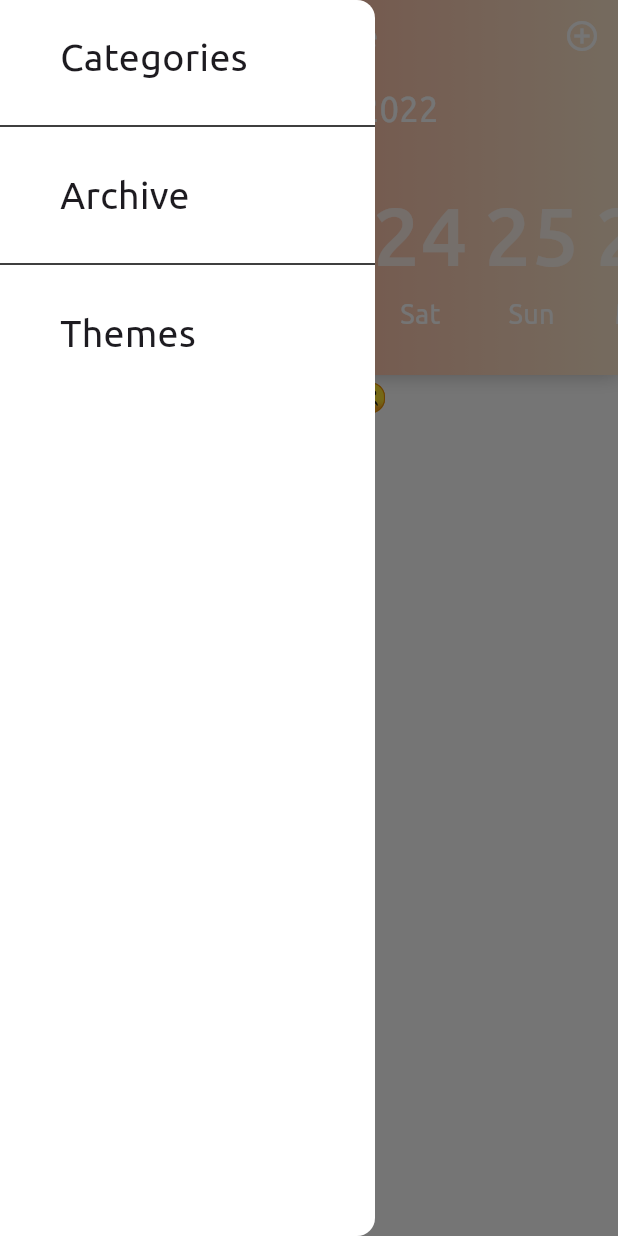
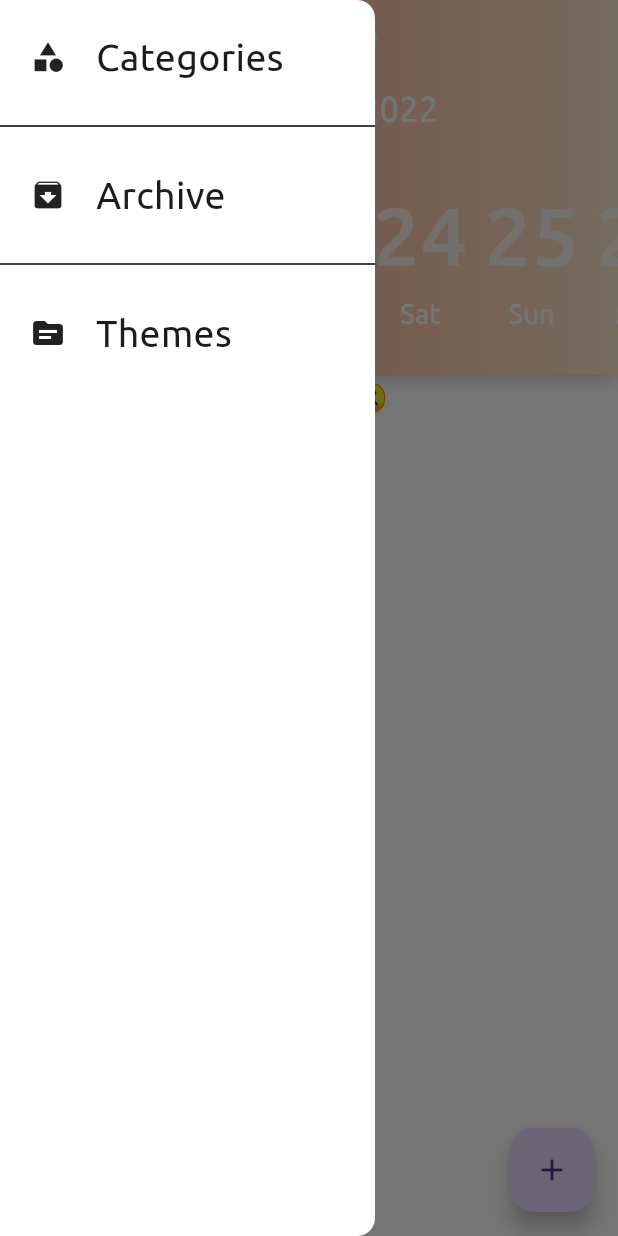
Before and after one commit to storm265/todo, a Flutter app: the screen it shows after launch, with the side drawer open, on a phone screen of 412 x 824 dp. Run offline on Flutter 3.47's test engine with Material 2 defaults, Android fonts, the phone set to English and light mode, and no system bars; our stand-ins replace flutter_platform_widgets, flutter_slidable, hive, hive_flutter, image_picker, timelines; accounts and stored records are empty.

Commit message:
new drawer + system chrome

```diff
--- a/lib/controller/system_chrome_controller.dart
+++ b/lib/controller/system_chrome_controller.dart
@@ -3,7 +3,6 @@ import 'package:flutter/services.dart';
 
 class SystemChromeProvider {
   static Future<void> setSystemChrome() async {
-    await SystemChrome.restoreSystemUIOverlays();
     await SystemChrome.setPreferredOrientations([DeviceOrientation.portraitUp]);
 
     SystemChrome.setSystemUIOverlayStyle(
--- a/lib/screens/common_widgets/drawer_widget.dart
+++ b/lib/screens/common_widgets/drawer_widget.dart
@@ -33,15 +33,20 @@ class CustomDrawerWidget extends StatelessWidget {
             },
             child: Padding(
                 padding: const EdgeInsets.only(
-                left: 40,
+                  left: 20,
                   top: 20,
                   bottom: 20,
                 ),
-              child: Text(
+                child: Row(
+                  children: [
+                    Icon(drawerIcons[i]),
+                    const SizedBox(width: 20),
+                    Text(
                       DrawerItems.values[i].type,
                       style: const TextStyle(fontSize: 25),
                     ),
-            ),
+                  ],
+                )),
           );
         },
         separatorBuilder: (context, index) => const Divider(
--- a/lib/screens/task/controller/drawer_items.dart
+++ b/lib/screens/task/controller/drawer_items.dart
@@ -1,3 +1,5 @@
+import 'package:flutter/material.dart';
+
 enum DrawerItems {
   categories('Categories'),
   archive('Archive'),
@@ -6,3 +8,8 @@ enum DrawerItems {
   const DrawerItems(this.type);
   final String type;
 }
+const drawerIcons = [
+  Icons.category_sharp,
+  Icons.archive,
+  Icons.topic,
+];
--- a/lib/screens/task/task_list_page.dart
+++ b/lib/screens/task/task_list_page.dart
@@ -5,6 +5,7 @@ import 'package:todo/screens/task/widgets/current_date_widget.dart';
 import 'package:todo/screens/task/widgets/dateline_lib.dart';
 import 'package:todo/screens/task/widgets/task_body/body/gradient_boxes.dart';
 import 'package:todo/screens/task/widgets/schedule_appbar_widget.dart';
+import 'package:todo/screens/task/widgets/task_body/dialog/dialogs.dart';
 import 'package:todo/screens/task/widgets/task_list.dart';
 
 class TaskListPage extends StatefulWidget {
@@ -26,6 +27,10 @@ class _TaskListPageState extends State<TaskListPage> {
   @override
   Widget build(BuildContext context) {
     return Scaffold(
+      floatingActionButton: FloatingActionButton(
+        onPressed: () => TaskListDialog().showAddDialog(context),
+        child: const Icon(Icons.add),
+      ),
       appBar: PreferredSize(
         preferredSize: Size.zero,
         child: AppBar(backgroundColor: Colors.black),
--- a/lib/screens/task/widgets/schedule_appbar_widget.dart
+++ b/lib/screens/task/widgets/schedule_appbar_widget.dart
@@ -1,5 +1,4 @@
 import 'package:flutter/material.dart';
-import 'package:todo/screens/task/widgets/task_body/dialog/dialogs.dart';
 
 class ScheduleAppBarWidget extends StatelessWidget {
   const ScheduleAppBarWidget({Key? key}) : super(key: key);
@@ -9,7 +8,6 @@ class ScheduleAppBarWidget extends StatelessWidget {
     return Row(
       mainAxisAlignment: MainAxisAlignment.spaceBetween,
       children: [
-        // Drawer icon
         IconButton(
           icon: const Icon(Icons.menu),
           color: Colors.white,
@@ -19,11 +17,10 @@ class ScheduleAppBarWidget extends StatelessWidget {
           'Schredule',
           style: TextStyle(fontSize: 20, color: Colors.white),
         ),
-        // Add button
         IconButton(
-          icon: const Icon(Icons.control_point),
-          color: Colors.white,
-          onPressed: () => TaskListDialog().showAddDialog(context),
+          icon: const Icon(Icons.menu),
+          color: Colors.transparent,
+          onPressed: () {},
         ),
       ],
     );
```
Lines whose indentation alone changed are shown as unchanged.
